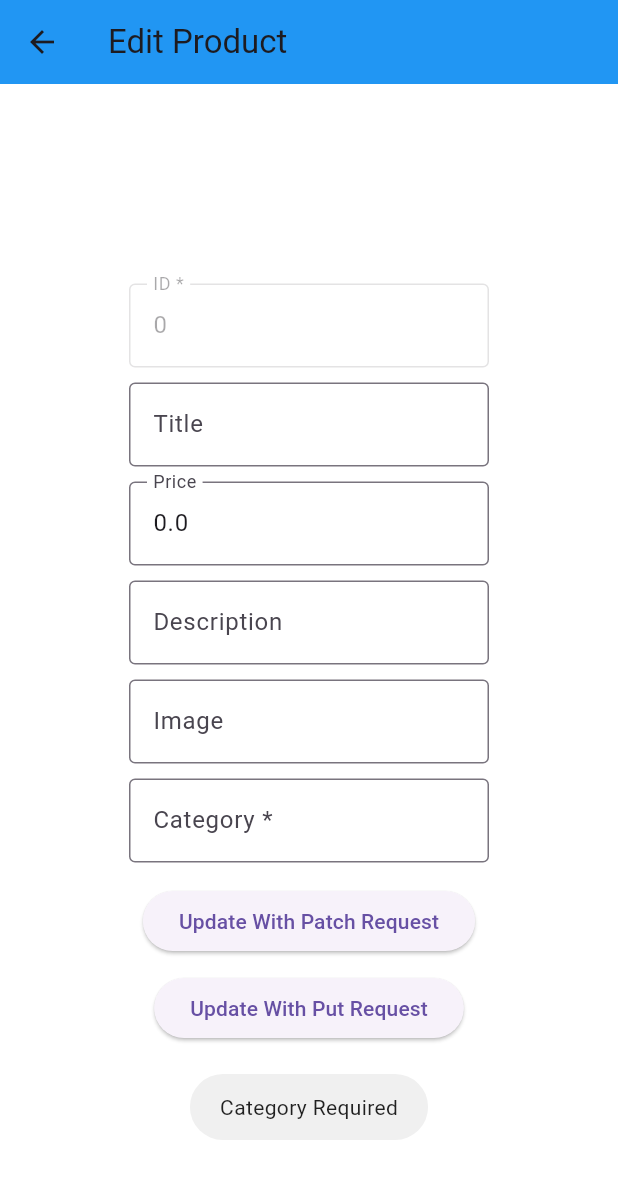
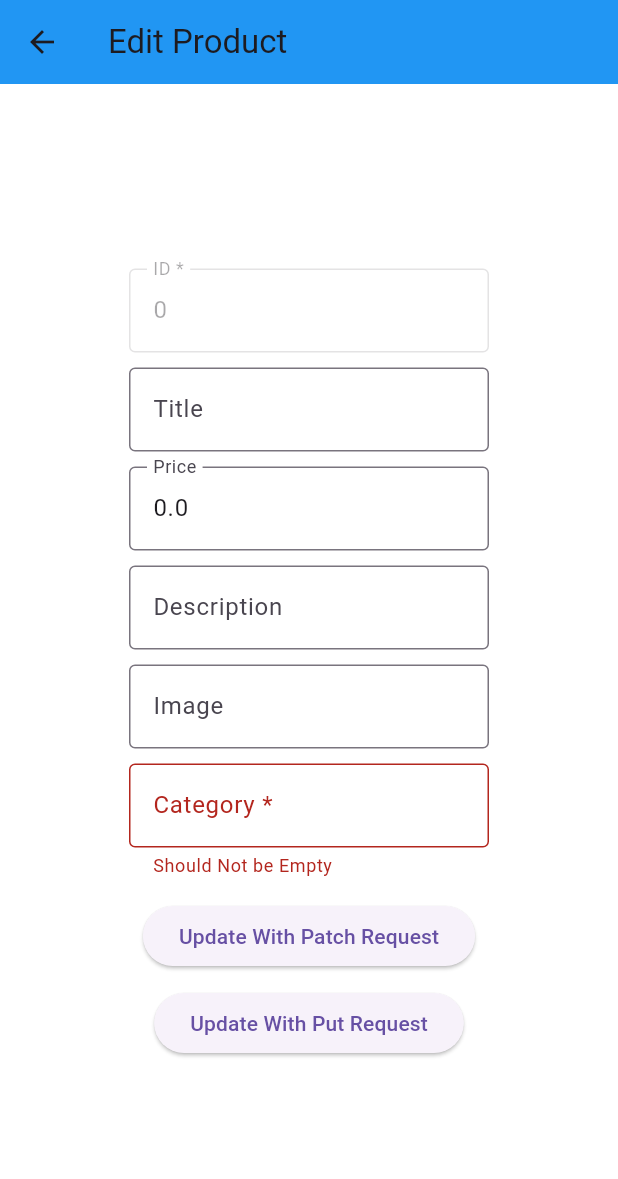
Before and after one commit to meghsham-mobigic/flutter_mobigic, a Flutter app: the UpdateProduct screen opened directly with empty values, after a tap on "Update With Patch Request", on a phone screen of 412 x 824 dp. Shown: the top 1179 px of the screen. Run offline on Flutter 3.47's test engine with Material 3 defaults, Android fonts, the phone set to English and light mode, and no system bars; our stand-ins replace file_picker, fluttertoast, get_it, hive, hive_flutter; missing offline and left inert: open_app_file; accounts and stored records are empty.

Commit message:
- Better Nomencleture in http_calls.dart - adding validator property in input_box.dart - adding type specific onDelete - added form widget to validated and onChange added

```diff
--- a/lib/http_methods/screen/input_box.dart
+++ b/lib/http_methods/screen/input_box.dart
@@ -28,6 +28,13 @@ class InputBox extends StatelessWidget {
           controller: controller,
           enabled: !isDisabled,
           keyboardType: isNumber ? TextInputType.number : TextInputType.text,
+          validator: (valueString) {
+            if (isRequired &&
+                (valueString == null || valueString.trim().isEmpty)) {
+              return 'Should Not be Empty';
+            }
+            return null;
+          },
           decoration: InputDecoration(
             border: const OutlineInputBorder(),
             label: Text(displayLabel),
--- a/lib/http_methods/screen/product_details.dart
+++ b/lib/http_methods/screen/product_details.dart
@@ -108,7 +108,7 @@ class ProductDetailScreen extends StatelessWidget {
     );
   }
 
-  onDelete(String id, BuildContext context) async {
+  Future<void> onDelete(String id, BuildContext context) async {
     ResponseDTO responseDTO = await service.deleteProduct(id);
 
     if (responseDTO.responseData.toString().isNotEmpty) {
--- a/lib/http_methods/screen/product_update.dart
+++ b/lib/http_methods/screen/product_update.dart
@@ -17,6 +17,9 @@ class UpdateProduct extends StatefulWidget {
 class _UpdateProductState extends State<UpdateProduct> {
   _UpdateProductState(this.product);
   ProductModel product;
+
+  final _formKey = GlobalKey<FormState>();
+
   final DataService service = locator.get<DataService>();
   TextEditingController idController = TextEditingController();
   TextEditingController titleController = TextEditingController();
@@ -43,6 +46,8 @@ class _UpdateProductState extends State<UpdateProduct> {
         title: const Text('Edit Product'),
       ),
       body: Center(
+        child: Form(
+          key: _formKey,
           child: Column(
             mainAxisAlignment: MainAxisAlignment.center,
             children: [
@@ -97,6 +102,7 @@ class _UpdateProductState extends State<UpdateProduct> {
             ],
           ),
         ),
+      ),
     );
   }
 
@@ -112,11 +118,7 @@ class _UpdateProductState extends State<UpdateProduct> {
   }
 
   Future<void> onUpdate(int requestType) async {
-    if (idController.text.isEmpty || categoryController.text.isEmpty) {
-      await Helper.toast('Category Required');
-      return;
-    }
-
+    if (_formKey.currentState!.validate()) {
       // Map removed and then used Product model
       ProductModel productModel = ProductModel(
         id: int.parse(idController.text),
@@ -156,3 +158,4 @@ class _UpdateProductState extends State<UpdateProduct> {
       }
     }
   }
+}
```
Also changed, not shown: lib/http_methods/screen/product_create.dart (+7 -1 lines), lib/http_methods/services/http_calls.dart (+6 -6 lines), lib/http_methods/services/web_data_service.dart (+6 -6 lines). Lines whose indentation alone changed are shown as unchanged.
